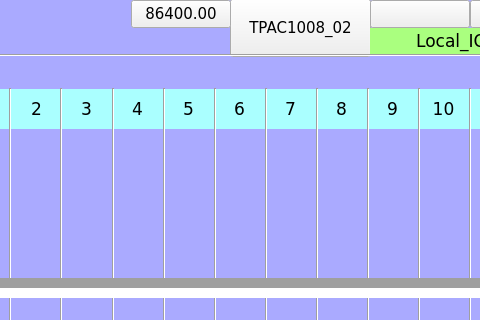
Before: the Qt Designer form TPAC1008_02_AA/Local_IO_HMI/page401.ui in MECTsrl/mect_apps, drawn with Qt 5; both pictures show x 230 to 710 and y 0 to 320 of the 800 by 480 pixel window.
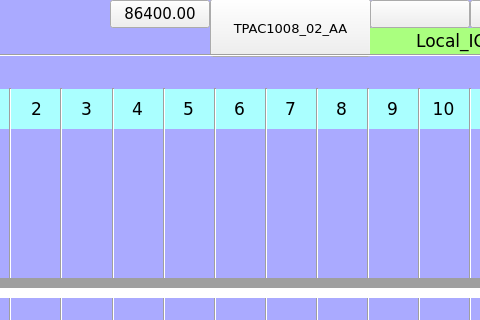
After: the same form once the commit is applied. Custom widgets are drawn as their Qt base class.

The edit to the form file:
```diff
--- a/TPAC1008_02_AA/Local_IO_HMI/page401.ui
+++ b/TPAC1008_02_AA/Local_IO_HMI/page401.ui
@@ -47,16 +47,16 @@
   <widget class="ATCMbutton" name="atcmButton_6">
    <property name="geometry">
     <rect>
-     <x>460</x>
+     <x>440</x>
      <y>-1</y>
-     <width>141</width>
+     <width>161</width>
      <height>58</height>
     </rect>
    </property>
    <property name="font">
     <font>
      <family>DejaVu Sans</family>
-     <pointsize>11</pointsize>
+     <pointsize>10</pointsize>
      <weight>50</weight>
      <bold>false</bold>
     </font>
@@ -97,7 +97,7 @@
     </color>
    </property>
    <property name="text">
-    <string>TPAC1008_02</string>
+    <string>TPAC1008_02_AA</string>
    </property>
    <property name="pressText">
     <string>TPAC1008_02</string>
@@ -658,7 +658,7 @@
   <widget class="ATCMlabel" name="atcmLabel_PLC_time">
    <property name="geometry">
     <rect>
-     <x>361</x>
+     <x>340</x>
      <y>0</y>
      <width>100</width>
      <height>28</height>
```
Left out of the diff: 2 changed lines with no effect on the pictures.
